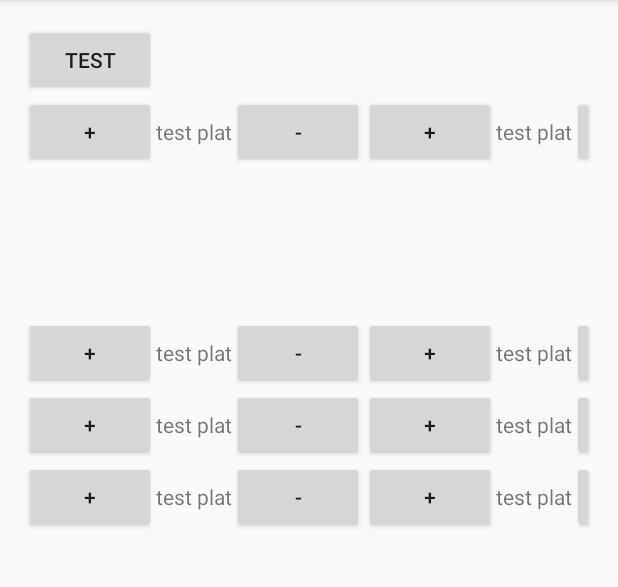
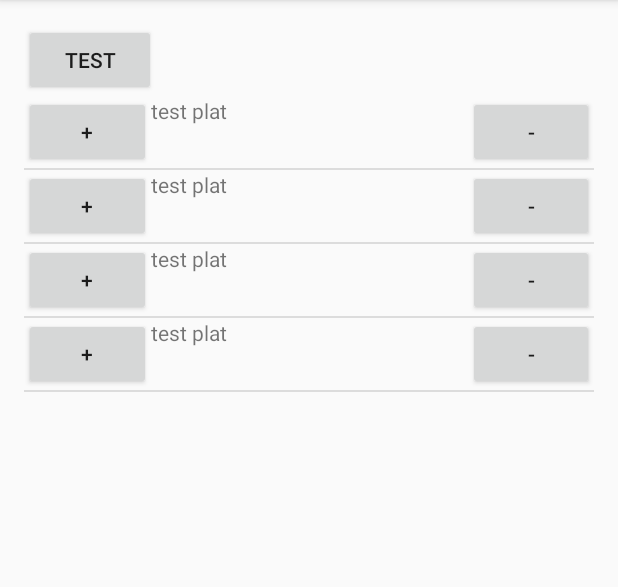
Before and after one commit to Fabrice06/AndroCrepes, an Android app: the screen it shows after launch (MainActivity), on a phone screen of 412 x 824 dp, the part 84-671 px from its top. Run offline under Robolectric (Android 15) with nearby library versions, the phone set to English and light mode, and no system bars.

Commit message:
remplacement gridview par listview

```diff
--- a/app/src/main/java/crepes/fr/androcrepes/CustomLayoutAdapter.java
+++ b/app/src/main/java/crepes/fr/androcrepes/CustomLayoutAdapter.java
@@ -1,6 +1,7 @@
 package crepes.fr.androcrepes;
 
 import android.util.Log;
+import android.view.Gravity;
 import android.view.View;
 import android.view.ViewGroup;
 import android.widget.BaseAdapter;
@@ -27,7 +28,7 @@ public class CustomLayoutAdapter extends BaseAdapter {
         }
     };
 
-    public CustomLayoutAdapter(ArrayList<LinearLayout> pLayout) {
+    public CustomLayoutAdapter(final ArrayList<LinearLayout> pLayout) {
         mLayouts = pLayout;
     }
 
@@ -37,7 +38,7 @@ public class CustomLayoutAdapter extends BaseAdapter {
     }
 
     @Override
-    public Object getItem(int pId) {
+    public Object getItem(final int pId) {
         return (Object) mLayouts.get(pId);
     }
 
@@ -47,32 +48,61 @@ public class CustomLayoutAdapter extends BaseAdapter {
     }
 
     @Override
-    public View getView(int pId, View pConvertView, ViewGroup pParent) {
-        LinearLayout nLayout =  null;
+    public View getView(final int pId, final View pConvertView, final ViewGroup pParent) {
 
-        if (null == pConvertView) {
-            nLayout = mLayouts.get(pId);
+        // create the layout params that will be used to define how 'add' Button will be displayed
+        final LinearLayout.LayoutParams nParamsAdd = new LinearLayout.LayoutParams(
+                LinearLayout.LayoutParams.WRAP_CONTENT, LinearLayout.LayoutParams.WRAP_CONTENT);
 
-        } else {
-            nLayout = (LinearLayout) pConvertView;
-        }
+        nParamsAdd.weight = 2.0f;
+        nParamsAdd.gravity = Gravity.RIGHT;
 
-        //nLayout.setOrientation(LinearLayout.HORIZONTAL);
-        //nLayout.setLayoutParams(new LinearLayout.LayoutParams(LinearLayout.LayoutParams.MATCH_PARENT, LinearLayout.LayoutParams.WRAP_CONTENT));
+        // create the layout params that will be used to define how 'info' TextView will be displayed
+        final LinearLayout.LayoutParams nParamsTxt = new LinearLayout.LayoutParams(
+                LinearLayout.LayoutParams.MATCH_PARENT, LinearLayout.LayoutParams.MATCH_PARENT);
+        nParamsTxt.weight = 96.0f;
+        nParamsTxt.gravity = Gravity.CENTER;
 
-        Button nBtnAdd = new Button(nLayout.getContext());
+        // create the layout params that will be used to define how 'remove' Button will be displayed
+        final LinearLayout.LayoutParams nParamsRemove = new LinearLayout.LayoutParams(
+                LinearLayout.LayoutParams.WRAP_CONTENT, LinearLayout.LayoutParams.WRAP_CONTENT);
+
+        nParamsRemove.weight = 2.0f;
+        nParamsRemove.gravity = Gravity.LEFT;
+
+
+        // create the layout params that will be used to define how layout will be displayed
+        final LinearLayout.LayoutParams nParamsLayout = new LinearLayout.LayoutParams(
+                LinearLayout.LayoutParams.MATCH_PARENT, LinearLayout.LayoutParams.WRAP_CONTENT);
+
+        //LinearLayout nLayout =  null;
+
+        //if (null == pConvertView) {
+            //nLayout = mLayouts.get(pId);
+        //} else {
+        //    nLayout = (LinearLayout) pConvertView;
+        //}
+
+        LinearLayout nLayout = mLayouts.get(pId);
+        nLayout.setOrientation(LinearLayout.HORIZONTAL);
+        nLayout.setLayoutParams(nParamsLayout);
+
+
+        final Button nBtnAdd = new Button(nLayout.getContext());
             nBtnAdd.setText("+");
+            nBtnAdd.setLayoutParams(nParamsAdd);
             nBtnAdd.setOnClickListener(mListenerAdd);
+            nLayout.addView(nBtnAdd);
 
         TextView nTxtInfo = new TextView(nLayout.getContext());
             nTxtInfo.setText("test plat");
+            nTxtInfo.setLayoutParams(nParamsTxt);
+            nLayout.addView(nTxtInfo);
 
-        Button nBtnRemove = new Button(nLayout.getContext());
+        final Button nBtnRemove = new Button(nLayout.getContext());
             nBtnRemove.setText("-");
+            nBtnRemove.setLayoutParams(nParamsRemove);
             nBtnRemove.setOnClickListener(mListenerRemove);
-
-        nLayout.addView(nBtnAdd);
-        nLayout.addView(nTxtInfo);
             nLayout.addView(nBtnRemove);
 
         return nLayout;
--- a/app/src/main/java/crepes/fr/androcrepes/MainActivity.java
+++ b/app/src/main/java/crepes/fr/androcrepes/MainActivity.java
@@ -5,8 +5,8 @@ import android.support.v7.app.AppCompatActivity;
 import android.util.Log;
 import android.view.Menu;
 import android.view.MenuItem;
-import android.widget.GridView;
 import android.widget.LinearLayout;
+import android.widget.ListView;
 
 import java.util.ArrayList;
 
@@ -14,7 +14,7 @@ public class MainActivity extends AppCompatActivity {
 
     private ArrayList<LinearLayout> mRows = new ArrayList<LinearLayout>();
 
-    GridView gridViewMain = null;
+    ListView listViewMain = null;
 
     @Override
     protected void onCreate(Bundle savedInstanceState) {
@@ -23,6 +23,7 @@ public class MainActivity extends AppCompatActivity {
         super.onCreate(savedInstanceState);
         setContentView(R.layout.activity_main);
 
+        listViewMain = (ListView) findViewById(R.id.listViewMain);
 
         for(int i = 0 ; i<4; i++){
             LinearLayout nRow = new LinearLayout(this);
@@ -32,8 +33,8 @@ public class MainActivity extends AppCompatActivity {
             mRows.add(nRow);
         } // for
 
-        gridViewMain = (GridView) findViewById(R.id.gridViewMain);
-        gridViewMain.setAdapter(new CustomLayoutAdapter(mRows));
+
+        listViewMain.setAdapter(new CustomLayoutAdapter(mRows));
 
     } // void
 
--- /dev/null
+++ b/app/src/main/java/crepes/fr/androcrepes/entity/Plats.java
@@ -0,0 +1,29 @@
+package crepes.fr.androcrepes.entity;
+
+import java.util.ArrayList;
+
+/**
+ * Created by vince on 13/10/2015.
+ */
+public class Plats {
+
+    private ArrayList<Plat> mPlats = new ArrayList<Plat>();
+
+    // mettre ici une gestion d'exception?? si l'id n'existe pas?
+    public Plat getPlat(final int pId) {
+        return mPlats.get(pId);
+    }
+
+    public void addPlat(final Plat pPlat) {
+        mPlats.add(pPlat.getId(), pPlat);
+    }
+
+    public int getSize() {
+        return mPlats.size();
+    }
+
+    public boolean containsPlat(final Plat pPlat) {
+        return mPlats.contains(pPlat);
+    }
+
+} //class
--- a/app/src/main/res/layout/activity_main.xml
+++ b/app/src/main/res/layout/activity_main.xml
@@ -19,17 +19,15 @@
             android:layout_width="wrap_content"
             android:layout_height="wrap_content"
             android:text="Test"
-            android:layout_gravity="right"/>
+            android:layout_gravity="left" />
 
     </LinearLayout>
 
-
-    <GridView
+    <ListView
         android:layout_width="match_parent"
-        android:layout_height="wrap_content"
-        android:id="@+id/gridViewMain"
-        >
-
-    </GridView>
+        android:layout_height="match_parent"
+        android:id="@+id/listViewMain"
+        android:layout_gravity="center_horizontal"
+        />
 
 </LinearLayout>
```
Also changed, not shown: 2 other files. Lines whose indentation alone changed are shown as unchanged.
